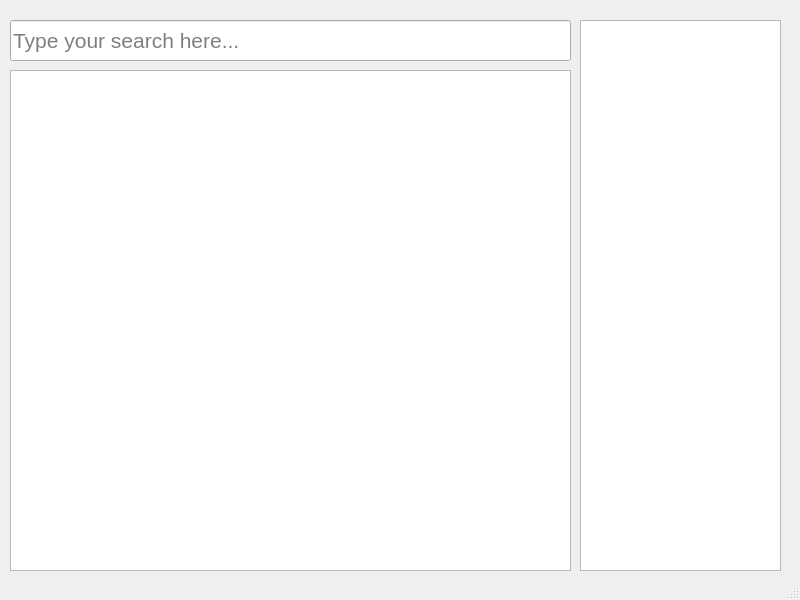
Above: ui/HardlyLearnin.ui from colour-me-bibi/HardlyLearnin before the change. Below: the same form after it.
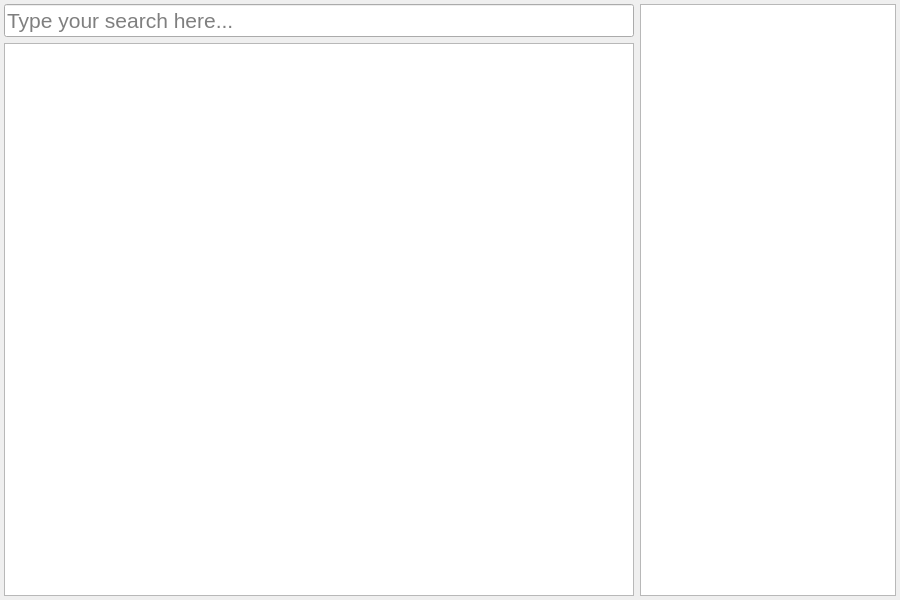
That is the form after the change.

Commit message: Implemented layout resizing

Diff of the .ui file:
```diff
--- a/ui/HardlyLearnin.ui
+++ b/ui/HardlyLearnin.ui
@@ -6,7 +6,7 @@
    <rect>
     <x>0</x>
     <y>0</y>
-    <width>800</width>
+    <width>900</width>
     <height>600</height>
    </rect>
   </property>
@@ -20,15 +20,31 @@
    <string>MainWindow</string>
   </property>
   <widget class="QWidget" name="centralwidget">
+   <property name="sizePolicy">
+    <sizepolicy hsizetype="Expanding" vsizetype="Expanding">
+     <horstretch>0</horstretch>
+     <verstretch>0</verstretch>
+    </sizepolicy>
+   </property>
+   <layout class="QHBoxLayout" name="horizontalLayout_3">
+    <property name="leftMargin">
+     <number>4</number>
+    </property>
+    <property name="topMargin">
+     <number>4</number>
+    </property>
+    <property name="rightMargin">
+     <number>4</number>
+    </property>
+    <property name="bottomMargin">
+     <number>4</number>
+    </property>
+    <item>
+     <layout class="QHBoxLayout" name="horizontalLayout">
+      <item>
+       <layout class="QVBoxLayout" name="verticalLayout_2">
+        <item>
    <widget class="QLineEdit" name="search_bar">
-    <property name="geometry">
-     <rect>
-      <x>10</x>
-      <y>20</y>
-      <width>561</width>
-      <height>41</height>
-     </rect>
-    </property>
     <property name="font">
      <font>
       <pointsize>16</pointsize>
@@ -50,14 +66,14 @@
      <string>Type your search here...</string>
     </property>
    </widget>
+        </item>
+        <item>
    <widget class="QTextBrowser" name="results">
-    <property name="geometry">
-     <rect>
-      <x>10</x>
-      <y>70</y>
-      <width>561</width>
-      <height>501</height>
-     </rect>
+          <property name="sizePolicy">
+           <sizepolicy hsizetype="Expanding" vsizetype="Preferred">
+            <horstretch>0</horstretch>
+            <verstretch>0</verstretch>
+           </sizepolicy>
     </property>
     <property name="readOnly">
      <bool>true</bool>
@@ -69,18 +85,23 @@
      <bool>false</bool>
     </property>
    </widget>
+        </item>
+       </layout>
+      </item>
+     </layout>
+    </item>
+    <item>
    <widget class="QListWidget" name="history">
-    <property name="geometry">
-     <rect>
-      <x>580</x>
-      <y>20</y>
-      <width>201</width>
-      <height>551</height>
-     </rect>
-    </property>
-   </widget>
+      <property name="sizePolicy">
+       <sizepolicy hsizetype="Fixed" vsizetype="Expanding">
+        <horstretch>0</horstretch>
+        <verstretch>0</verstretch>
+       </sizepolicy>
+      </property>
+     </widget>
+    </item>
+   </layout>
   </widget>
-  <widget class="QStatusBar" name="statusbar"/>
  </widget>
  <resources/>
  <connections/>
```
Lines whose indentation alone changed are shown as unchanged. The commit also changes 1 other file.
